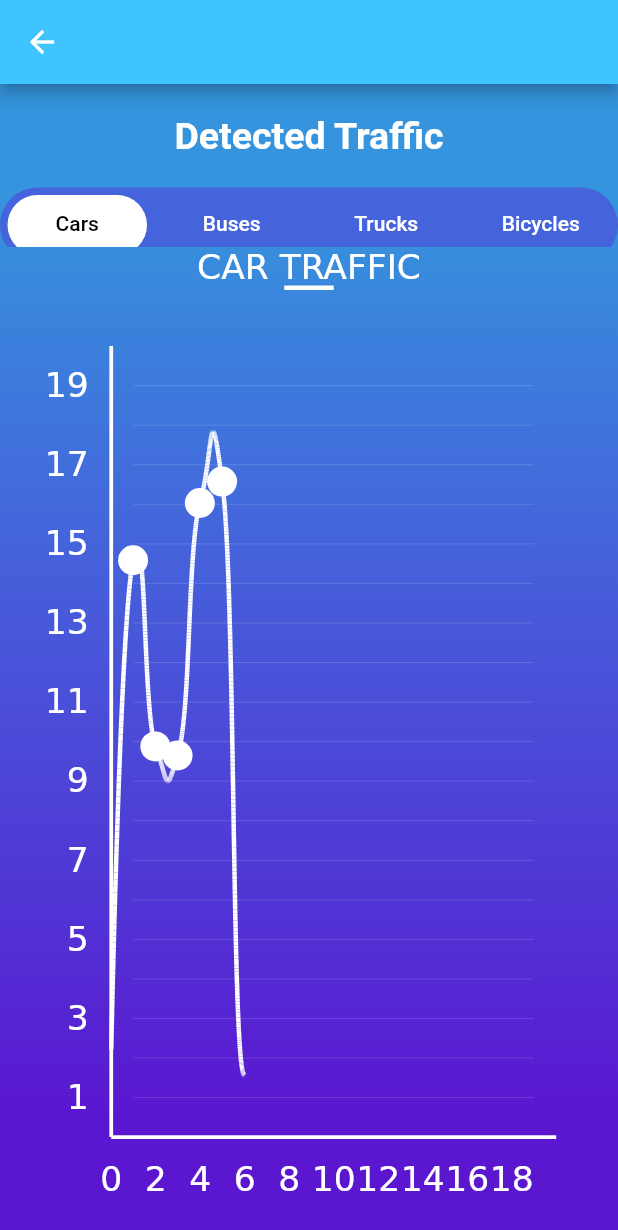
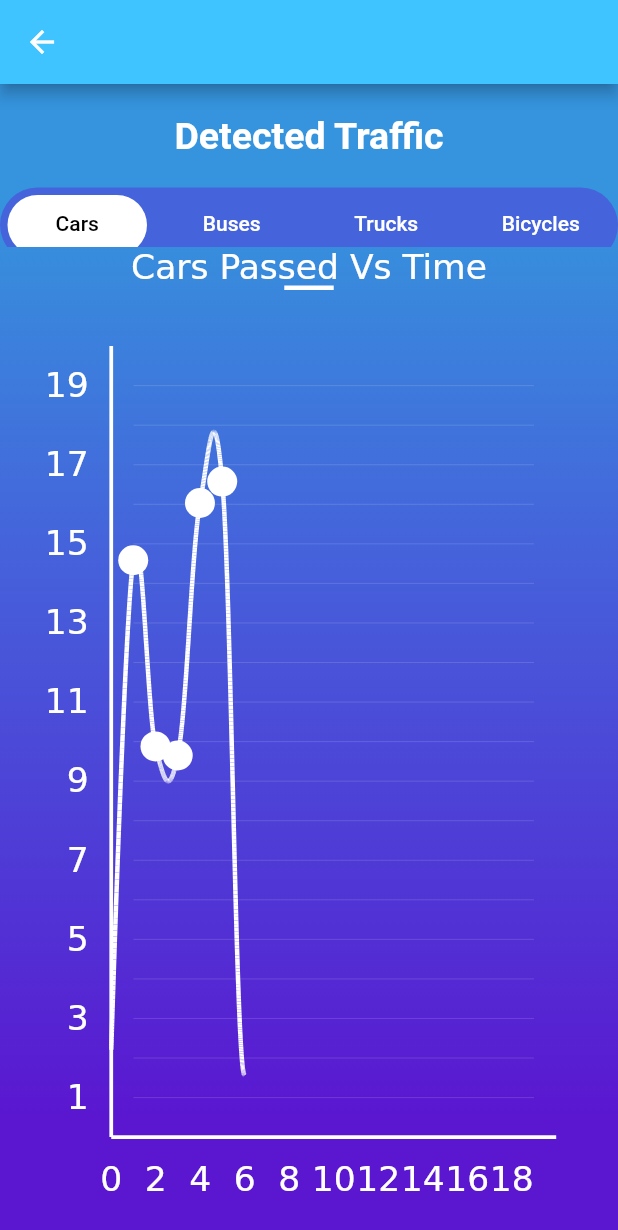
Before and after one commit to lolanator/traffic_counting_flutter, a Flutter app: the screen it shows after launch, after a tap on the "bar chart" icon, on a phone screen of 412 x 824 dp. Shown: the top 1230 px of the screen. Run offline on Flutter 3.47's test engine with Material 2 defaults, Android fonts, the phone set to English and light mode, and no system bars; our stand-ins replace bubble_tab_indicator, camera, image_picker.

Commit message:
Adding labels to individual graphs

```diff
--- a/lib/dashboard.dart
+++ b/lib/dashboard.dart
@@ -22,12 +22,18 @@ class _DashBoardState extends State<DashBoard>
   int strokes = 20;
   Offset _prev, _curr, _next;
   double _dx1 = 0, _dy1 = 0, _dx2, _dy2, _m;
-  static final double _f0 = .3, _f1 = .6;
+  static final double _f0 = .2, _f1 = .9;
   double _t = 0;
+  List<String> _titles = <String>[
+    "Cars Passed Vs Time",
+    "Bussed Passed Vs Time",
+    "Trucks Passed Vs Time",
+        "Bicycles Passed Vs Time"
+  ];
+  int _titleIndex = 0;
   @override
   void initState() {
     super.initState();
-
     points = Point.genData(strokes);
     _bezierpoints = [];
     _addBezierCurve();
@@ -96,7 +102,8 @@ class _DashBoardState extends State<DashBoard>
                 height: vh(.8),
                 width: vw(.8),
                 child: CustomPaint(
-                  painter: GraphPainter(points, strokes, _t, _bezierpoints),
+                  painter: GraphPainter(
+                      points, strokes, _t, _bezierpoints, _titles[_titleIndex]),
                   size: Size(vw(.9), vh(.8)),
                 ),
               ),
@@ -156,7 +163,9 @@ class _DashBoardState extends State<DashBoard>
               Text('Bicycles'),
             ],
             onTap: (index) {
-              setState(() {});
+              setState(() {
+                _titleIndex = index;
+              });
             },
           ),
         ),
--- a/lib/graph_painter.dart
+++ b/lib/graph_painter.dart
@@ -12,10 +12,8 @@ class GraphPainter extends CustomPainter {
   int _len;
   double _t;
   int _strokes;
-  // GraphPainter(
-  //     this._points, this._index, this._start, this._end, this._strokes);
-
-  GraphPainter(this._points, this._strokes, this._t, this._bezierpoints);
+  String _chartTitle;
+  GraphPainter(this._points, this._strokes, this._t, this._bezierpoints, this._chartTitle);
   Offset _getCubicBezier(Offset p0, Offset p1, Offset p2, Offset p3, double t) {
     double u = 1 - t;
     double uu = u * u;
@@ -210,7 +208,7 @@ class GraphPainter extends CustomPainter {
     _drawCurve(_points, canvas, size, paint);
 
     //draw the label on the graph
-    _drawLabel("CAR TRAFFIC", size, canvas, paint);
+    _drawLabel(_chartTitle, size, canvas, paint);
   }
 
   @override
```
